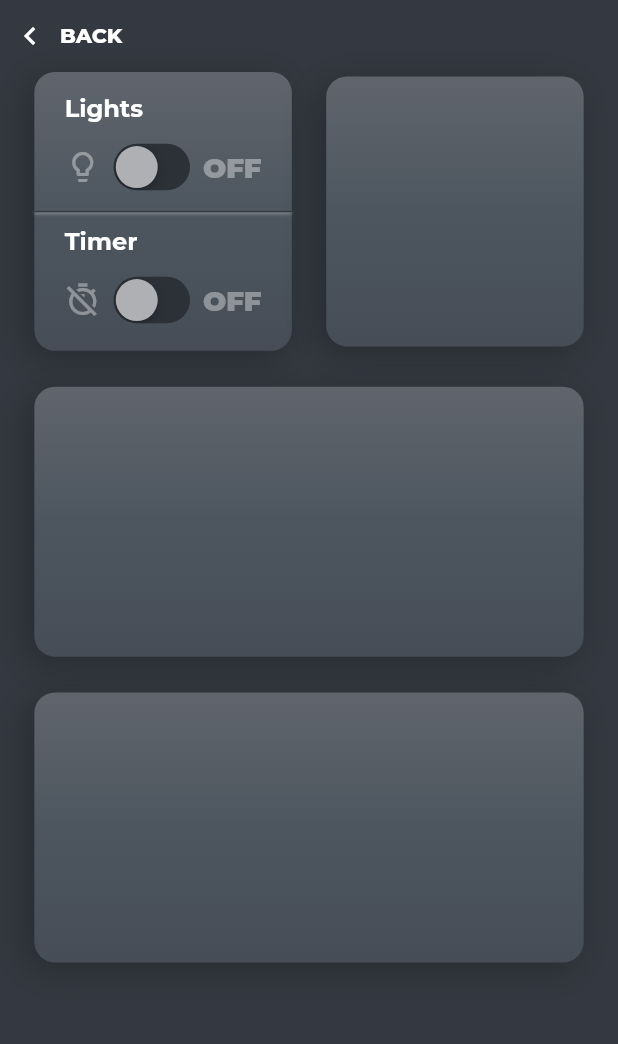
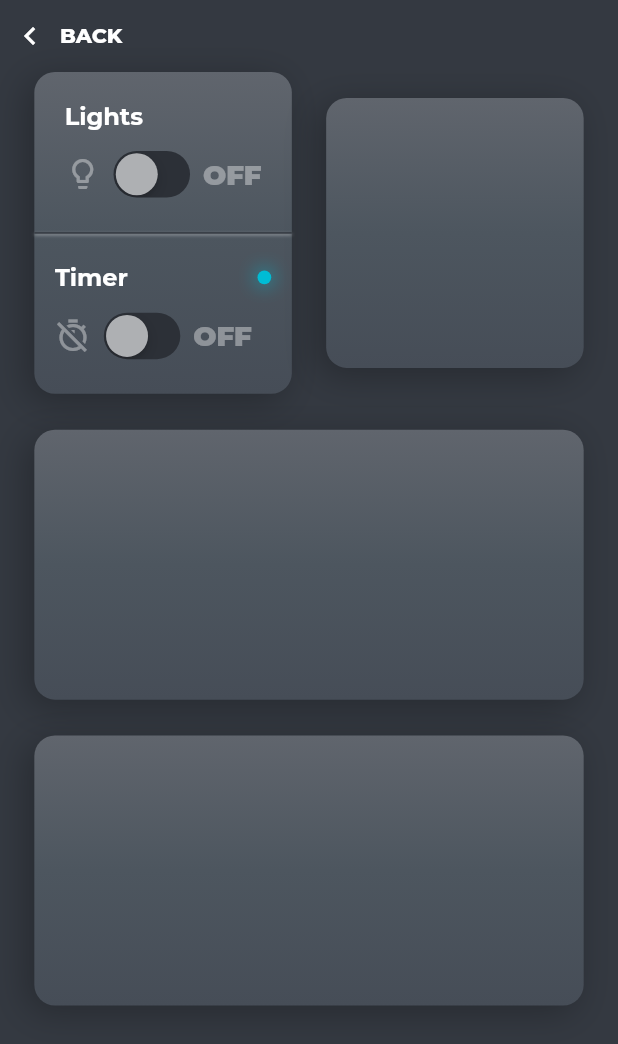
Before and after one commit to brocodev/flutter_samples, a Flutter app: the RoomDetailsPageView widget shown alone on an empty page, opened directly with empty values, on a phone screen of 412 x 824 dp. Shown: the top 1044 px of the screen. Run offline on Flutter 3.47's test engine with Material 2 defaults, Android fonts, the phone set to English and light mode, and no system bars; our stand-ins replace cached_network_image, flutter_screenutil, fluttericon, google_fonts; network calls fail.

Commit message:
⚙ feature️: Added a new LightsAndTimerSwitchers widget and small name refactorings in some classes

```diff
--- /dev/null
+++ b/lib/smart_home/core/shared/presentation/widgets/blue_light_dot.dart
@@ -0,0 +1,27 @@
+import 'package:flutter/material.dart';
+import 'package:ui_common/ui_common.dart';
+
+class BlueLightDot extends StatelessWidget {
+  const BlueLightDot({
+    super.key,
+  });
+
+  @override
+  Widget build(BuildContext context) {
+    return SizedBox.square(
+      dimension: 8.sp,
+      child: const DecoratedBox(
+        decoration: BoxDecoration(
+          color: Colors.cyan,
+          shape: BoxShape.circle,
+          boxShadow: [
+            BoxShadow(
+              color: Colors.cyan,
+              blurRadius: 10,
+            )
+          ],
+        ),
+      ),
+    );
+  }
+}
--- a/lib/smart_home/core/shared/presentation/widgets/parallax_image_card.dart
+++ b/lib/smart_home/core/shared/presentation/widgets/parallax_image_card.dart
@@ -2,7 +2,7 @@ import 'dart:ui';
 
 import 'package:cached_network_image/cached_network_image.dart';
 import 'package:flutter/material.dart';
-import 'package:flutter_samples/smart_home/core/theme/colors.dart';
+import 'package:flutter_samples/smart_home/core/theme/sh_colors.dart';
 import 'package:ui_common/ui_common.dart';
 
 class ParallaxImageCard extends StatelessWidget {
--- a/lib/smart_home/core/shared/presentation/widgets/sh_app_bar.dart
+++ b/lib/smart_home/core/shared/presentation/widgets/sh_app_bar.dart
@@ -1,5 +1,5 @@
 import 'package:flutter/material.dart';
-import 'package:flutter_samples/smart_home/core/theme/icons.dart';
+import 'package:flutter_samples/smart_home/core/theme/sh_icons.dart';
 import 'package:ui_common/ui_common.dart';
 
 class SHAppBar extends StatelessWidget implements PreferredSizeWidget {
--- a/lib/smart_home/core/shared/presentation/widgets/sh_card.dart
+++ b/lib/smart_home/core/shared/presentation/widgets/sh_card.dart
@@ -1,6 +1,6 @@
 import 'package:flutter/material.dart';
 import 'package:flutter_samples/smart_home/core/shared/presentation/widgets/sh_divider.dart';
-import 'package:flutter_samples/smart_home/core/theme/colors.dart';
+import 'package:flutter_samples/smart_home/core/theme/sh_colors.dart';
 import 'package:ui_common/ui_common.dart';
 
 class SHCard extends StatelessWidget {
--- a/lib/smart_home/core/shared/presentation/widgets/sh_divider.dart
+++ b/lib/smart_home/core/shared/presentation/widgets/sh_divider.dart
@@ -1,5 +1,5 @@
 import 'package:flutter/material.dart';
-import 'package:flutter_samples/smart_home/core/theme/colors.dart';
+import 'package:flutter_samples/smart_home/core/theme/sh_colors.dart';
 
 class SHDivider extends StatelessWidget {
   const SHDivider({
--- a/lib/smart_home/core/shared/presentation/widgets/sh_switch.dart
+++ b/lib/smart_home/core/shared/presentation/widgets/sh_switch.dart
@@ -1,6 +1,6 @@
 import 'package:flutter/cupertino.dart';
 import 'package:flutter/material.dart';
-import 'package:flutter_samples/smart_home/core/theme/colors.dart';
+import 'package:flutter_samples/smart_home/core/theme/sh_colors.dart';
 import 'package:ui_common/ui_common.dart';
 
 class SHSwitch extends StatelessWidget {
--- a/lib/smart_home/core/shared/presentation/widgets/shimmer_arrows.dart
+++ b/lib/smart_home/core/shared/presentation/widgets/shimmer_arrows.dart
@@ -1,5 +1,5 @@
 import 'package:flutter/material.dart';
-import 'package:flutter_samples/smart_home/core/theme/icons.dart';
+import 'package:flutter_samples/smart_home/core/theme/sh_icons.dart';
 
 class ShimmerArrows extends StatefulWidget {
   const ShimmerArrows({super.key});
--- a/lib/smart_home/core/shared/presentation/widgets/widgets.dart
+++ b/lib/smart_home/core/shared/presentation/widgets/widgets.dart
@@ -1,4 +1,4 @@
-export 'lighted_background..dart';
+export 'blue_light_dot.dart';
 export 'parallax_image_card.dart';
 export 'sh_app_bar.dart';
 export 'sh_card.dart';
--- a/lib/smart_home/core/theme/sh_theme.dart
+++ b/lib/smart_home/core/theme/sh_theme.dart
@@ -1,5 +1,5 @@
 import 'package:flutter/material.dart';
-import 'package:flutter_samples/smart_home/core/theme/colors.dart';
+import 'package:flutter_samples/smart_home/core/theme/sh_colors.dart';
 import 'package:google_fonts/google_fonts.dart';
 import 'package:ui_common/ui_common.dart';
 
--- a/lib/smart_home/core/theme/theme.dart
+++ b/lib/smart_home/core/theme/theme.dart
@@ -1,3 +1,3 @@
-export 'colors.dart';
-export 'icons.dart';
+export 'sh_colors.dart';
+export 'sh_icons.dart';
 export 'sh_theme.dart';
--- a/lib/smart_home/src/presentation/views/room_details_page_view.dart
+++ b/lib/smart_home/src/presentation/views/room_details_page_view.dart
@@ -1,6 +1,7 @@
 import 'package:flutter/material.dart';
 import 'package:flutter_samples/smart_home/core/core.dart';
 import 'package:flutter_samples/smart_home/src/domain/domain.dart';
+import 'package:flutter_samples/smart_home/src/presentation/widgets/widgets.dart';
 import 'package:google_fonts/google_fonts.dart';
 import 'package:ui_common/ui_common.dart';
 
@@ -21,12 +22,12 @@ class RoomDetailsPageView extends StatelessWidget {
 
   Animation<double> get _interval2 => CurvedAnimation(
         parent: animation,
-        curve: const Interval(0.5, 1.0, curve: Curves.easeIn),
+        curve: const Interval(0.6, 1.0, curve: Curves.easeIn),
       );
 
   Animation<double> get _interval3 => CurvedAnimation(
         parent: animation,
-        curve: const Interval(0.6, 1.0, curve: Curves.easeIn),
+        curve: const Interval(0.8, 1.0, curve: Curves.easeIn),
       );
 
   @override
@@ -69,14 +70,10 @@ class RoomDetailsPageView extends StatelessWidget {
                         child: Row(
                           children: [
                             Expanded(
-                              child: LightsAndTimerCard(room: room),
+                              child: LightsAndTimerSwitchers(room: room),
                             ),
                             width20,
-                            Expanded(
-                              child: SHCard(
-                                height: 180,
-                              ),
-                            ),
+                            const Expanded(child: SHCard(height: 180)),
                           ],
                         ),
                       ),
@@ -90,9 +87,7 @@ class RoomDetailsPageView extends StatelessWidget {
                     ).animate(_interval2),
                     child: FadeTransition(
                       opacity: _interval2,
-                      child: SHCard(
-                        height: 180,
-                      ),
+                      child: const SHCard(height: 180),
                     ),
                   ),
                   height20,
@@ -103,9 +98,7 @@ class RoomDetailsPageView extends StatelessWidget {
                     ).animate(_interval1),
                     child: FadeTransition(
                       opacity: _interval3,
-                      child: SHCard(
-                        height: 180,
-                      ),
+                      child: const SHCard(height: 180),
                     ),
                   ),
                 ],
@@ -117,46 +110,3 @@ class RoomDetailsPageView extends StatelessWidget {
     );
   }
 }
-
-class LightsAndTimerCard extends StatelessWidget {
-  const LightsAndTimerCard({
-    super.key,
-    required this.room,
-  });
-
-  final SmartRoom room;
-
-  @override
-  Widget build(BuildContext context) {
-    return SHCard(
-      children: [
-        Column(
-          crossAxisAlignment: CrossAxisAlignment.start,
-          children: [
-            const Text('Lights'),
-            height8,
-            SHSwitch(
-              value: room.lights.isOn,
-              onChanged: (value) {},
-              icon: const Icon(SHIcons.lightBulbOutline),
-            ),
-            height8,
-          ],
-        ),
-        Column(
-          crossAxisAlignment: CrossAxisAlignment.start,
-          children: [
-            height8,
-            const Text('Timer'),
-            height8,
-            SHSwitch(
-              icon: const Icon(SHIcons.timerOff),
-              value: false,
-              onChanged: (value) {},
-            ),
-          ],
-        ),
-      ],
-    );
-  }
-}
--- a/lib/smart_home/src/presentation/widgets/background_room_card.dart
+++ b/lib/smart_home/src/presentation/widgets/background_room_card.dart
@@ -1,7 +1,5 @@
 import 'package:flutter/material.dart';
-import 'package:flutter_samples/smart_home/core/shared/presentation/widgets/sh_divider.dart';
-import 'package:flutter_samples/smart_home/core/theme/colors.dart';
-import 'package:flutter_samples/smart_home/core/theme/icons.dart';
+import 'package:flutter_samples/smart_home/core/core.dart';
 import 'package:flutter_samples/smart_home/src/domain/entities/smart_room.dart';
 import 'package:google_fonts/google_fonts.dart';
 import 'package:ui_common/ui_common.dart';
@@ -167,21 +165,7 @@ class _RoomInfoRow extends StatelessWidget {
               )
             : Row(
                 children: [
-                  SizedBox.square(
-                    dimension: 8.sp,
-                    child: DecoratedBox(
-                      decoration: BoxDecoration(
-                        color: Colors.cyan,
-                        shape: BoxShape.circle,
-                        boxShadow: [
-                          BoxShadow(
-                            color: Colors.cyan.withOpacity(.6),
-                            blurRadius: 5,
-                          )
-                        ],
-                      ),
-                    ),
-                  ),
+                  BlueLightDot(),
                   width4,
                   Text(
                     'OFF',
--- a/lib/smart_home/core/shared/presentation/widgets/lighted_background..dart
+++ b/lib/smart_home/src/presentation/widgets/lighted_wall_background.dart
@@ -1,5 +1,5 @@
 import 'package:flutter/material.dart';
-import 'package:flutter_samples/smart_home/core/theme/colors.dart';
+import 'package:flutter_samples/smart_home/core/theme/sh_colors.dart';
 
 class LightedBackground extends StatelessWidget {
   const LightedBackground({
--- /dev/null
+++ b/lib/smart_home/src/presentation/widgets/lights_and_timer_switchers.dart
@@ -0,0 +1,55 @@
+import 'package:flutter/material.dart';
+import 'package:flutter_samples/smart_home/core/core.dart';
+import 'package:flutter_samples/smart_home/src/domain/entities/smart_room.dart';
+import 'package:ui_common/ui_common.dart';
+
+class LightsAndTimerSwitchers extends StatelessWidget {
+  const LightsAndTimerSwitchers({
+    super.key,
+    required this.room,
+  });
+
+  final SmartRoom room;
+
+  @override
+  Widget build(BuildContext context) {
+    return SHCard(
+      children: [
+        Column(
+          crossAxisAlignment: CrossAxisAlignment.start,
+          children: [
+            height4,
+            const Text('Lights'),
+            height8,
+            SHSwitch(
+              value: room.lights.isOn,
+              onChanged: (value) {},
+              icon: const Icon(SHIcons.lightBulbOutline),
+            ),
+            height16,
+          ],
+        ),
+        Column(
+          crossAxisAlignment: CrossAxisAlignment.start,
+          children: [
+            height16,
+            Row(
+              children: const [
+                Text('Timer'),
+                Spacer(),
+                BlueLightDot(),
+              ],
+            ),
+            height8,
+            SHSwitch(
+              icon: const Icon(SHIcons.timerOff),
+              value: false,
+              onChanged: (value) {},
+            ),
+            height4,
+          ],
+        ),
+      ],
+    );
+  }
+}
--- a/lib/smart_home/src/presentation/widgets/page_view_indicators.dart
+++ b/lib/smart_home/src/presentation/widgets/page_view_indicators.dart
@@ -1,5 +1,5 @@
 import 'package:flutter/material.dart';
-import 'package:flutter_samples/smart_home/core/theme/colors.dart';
+import 'package:flutter_samples/smart_home/core/theme/sh_colors.dart';
 import 'package:ui_common/ui_common.dart';
 
 class PageViewIndicators extends StatelessWidget {
--- a/lib/smart_home/src/presentation/widgets/widgets.dart
+++ b/lib/smart_home/src/presentation/widgets/widgets.dart
@@ -1,3 +1,5 @@
 export 'background_room_card.dart';
+export 'lighted_wall_background.dart';
+export 'lights_and_timer_switchers.dart';
 export 'page_view_indicators.dart';
 export 'room_card.dart';
```
Also changed, not shown: lib/smart_home/core/theme/sh_colors.dart (renamed from lib/smart_home/core/theme/colors.dart), lib/smart_home/core/theme/sh_icons.dart (renamed from lib/smart_home/core/theme/icons.dart).
